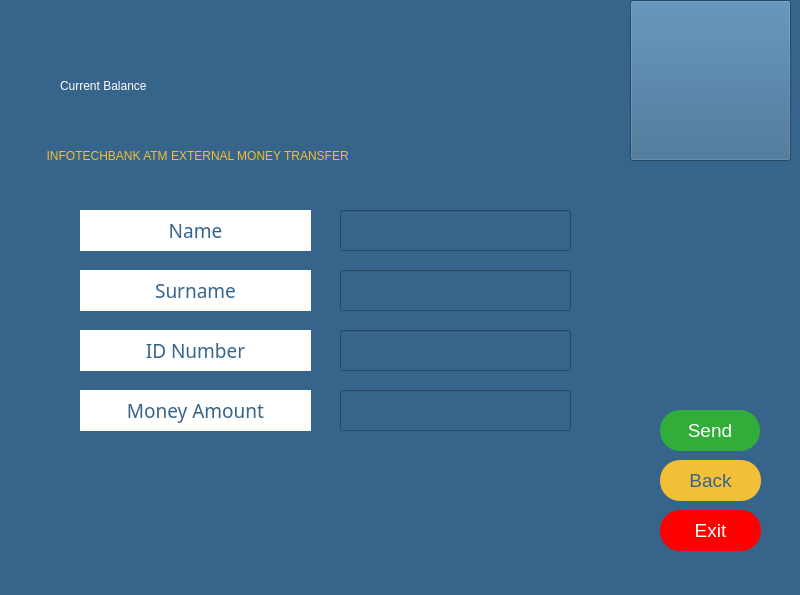
First picture: the form in external.ui, repository melihorhanyilmaz/Project, before the edit.
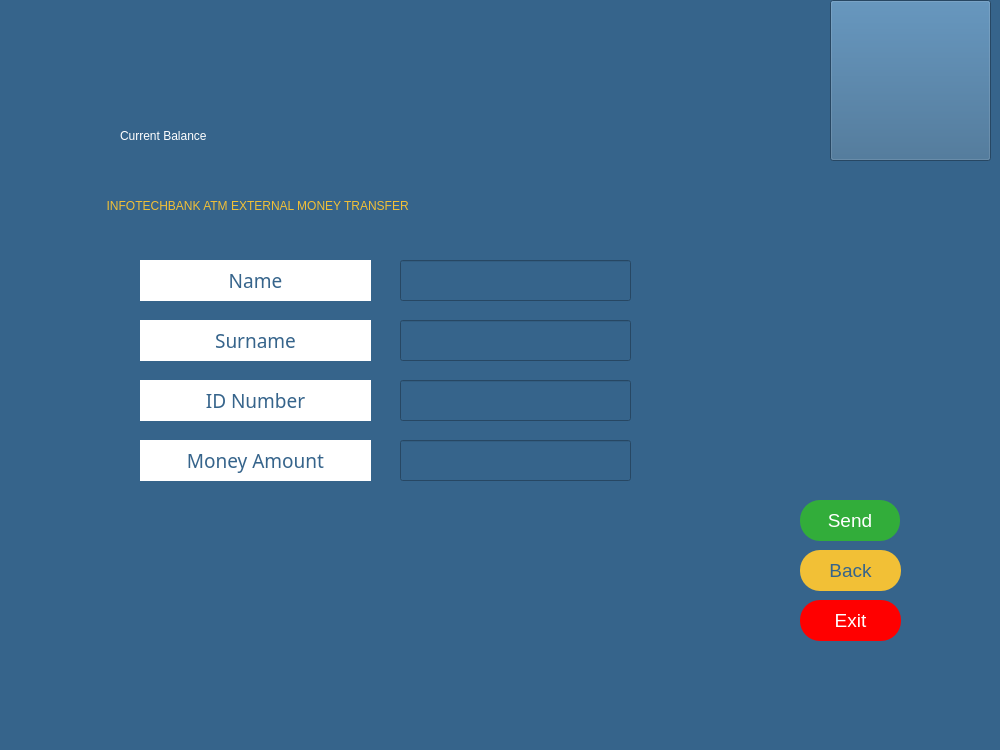
Second picture: the form after the edit. Icons and pictures are not drawn.

Patch:
```diff
--- a/external.ui
+++ b/external.ui
@@ -6,8 +6,8 @@
    <rect>
     <x>0</x>
     <y>0</y>
-    <width>800</width>
-    <height>595</height>
+    <width>1000</width>
+    <height>750</height>
    </rect>
   </property>
   <property name="windowTitle">
@@ -20,10 +20,10 @@
    <widget class="QLabel" name="la_error">
     <property name="geometry">
      <rect>
-      <x>110</x>
-      <y>450</y>
-      <width>451</width>
-      <height>16</height>
+      <x>140</x>
+      <y>500</y>
+      <width>491</width>
+      <height>31</height>
      </rect>
     </property>
     <property name="styleSheet">
@@ -34,12 +34,15 @@
     <property name="text">
      <string/>
     </property>
+    <property name="alignment">
+     <set>Qt::AlignCenter</set>
+    </property>
    </widget>
    <widget class="QLineEdit" name="li_amount">
     <property name="geometry">
      <rect>
-      <x>340</x>
-      <y>390</y>
+      <x>400</x>
+      <y>440</y>
       <width>231</width>
       <height>41</height>
      </rect>
@@ -55,8 +58,8 @@
    <widget class="QLabel" name="la_balance">
     <property name="geometry">
      <rect>
-      <x>250</x>
-      <y>60</y>
+      <x>310</x>
+      <y>110</y>
       <width>251</width>
       <height>51</height>
      </rect>
@@ -74,8 +77,8 @@
    <widget class="QPushButton" name="B_exit">
     <property name="geometry">
      <rect>
-      <x>660</x>
-      <y>510</y>
+      <x>800</x>
+      <y>600</y>
       <width>101</width>
       <height>41</height>
      </rect>
@@ -97,8 +100,8 @@
    <widget class="QLineEdit" name="li_alici_name">
     <property name="geometry">
      <rect>
-      <x>340</x>
-      <y>210</y>
+      <x>400</x>
+      <y>260</y>
       <width>231</width>
       <height>41</height>
      </rect>
@@ -114,8 +117,8 @@
    <widget class="QLineEdit" name="li_alici_surname">
     <property name="geometry">
      <rect>
-      <x>340</x>
-      <y>270</y>
+      <x>400</x>
+      <y>320</y>
       <width>231</width>
       <height>41</height>
      </rect>
@@ -131,8 +134,8 @@
    <widget class="QLabel" name="la_welcome">
     <property name="geometry">
      <rect>
-      <x>40</x>
-      <y>130</y>
+      <x>100</x>
+      <y>180</y>
       <width>581</width>
       <height>51</height>
      </rect>
@@ -148,8 +151,8 @@
    <widget class="QPushButton" name="B_send">
     <property name="geometry">
      <rect>
-      <x>660</x>
-      <y>410</y>
+      <x>800</x>
+      <y>500</y>
       <width>100</width>
       <height>41</height>
      </rect>
@@ -171,8 +174,8 @@
    <widget class="QLabel" name="la_alici_name">
     <property name="geometry">
      <rect>
-      <x>80</x>
-      <y>210</y>
+      <x>140</x>
+      <y>260</y>
       <width>231</width>
       <height>41</height>
      </rect>
@@ -201,8 +204,8 @@
    <widget class="QLabel" name="la_alici_surname">
     <property name="geometry">
      <rect>
-      <x>80</x>
-      <y>270</y>
+      <x>140</x>
+      <y>320</y>
       <width>231</width>
       <height>41</height>
      </rect>
@@ -231,8 +234,8 @@
    <widget class="QLabel" name="la_alici_id">
     <property name="geometry">
      <rect>
-      <x>80</x>
-      <y>330</y>
+      <x>140</x>
+      <y>380</y>
       <width>231</width>
       <height>41</height>
      </rect>
@@ -261,8 +264,8 @@
    <widget class="QLabel" name="la_amount">
     <property name="geometry">
      <rect>
-      <x>80</x>
-      <y>390</y>
+      <x>140</x>
+      <y>440</y>
       <width>231</width>
       <height>41</height>
      </rect>
@@ -291,8 +294,8 @@
    <widget class="QLineEdit" name="li_alici_id">
     <property name="geometry">
      <rect>
-      <x>340</x>
-      <y>330</y>
+      <x>400</x>
+      <y>380</y>
       <width>231</width>
       <height>41</height>
      </rect>
@@ -311,8 +314,8 @@
    <widget class="QPushButton" name="B_back">
     <property name="geometry">
      <rect>
-      <x>660</x>
-      <y>460</y>
+      <x>800</x>
+      <y>550</y>
       <width>101</width>
       <height>41</height>
      </rect>
@@ -334,8 +337,8 @@
    <widget class="QLabel" name="la_welcome_2">
     <property name="geometry">
      <rect>
-      <x>60</x>
-      <y>60</y>
+      <x>120</x>
+      <y>110</y>
       <width>191</width>
       <height>51</height>
      </rect>
@@ -352,7 +355,7 @@
    <widget class="QPushButton" name="pushButton">
     <property name="geometry">
      <rect>
-      <x>630</x>
+      <x>830</x>
       <y>0</y>
       <width>161</width>
       <height>161</height>
```
Left out of the diff: 2 changed lines with no effect on the pictures.
